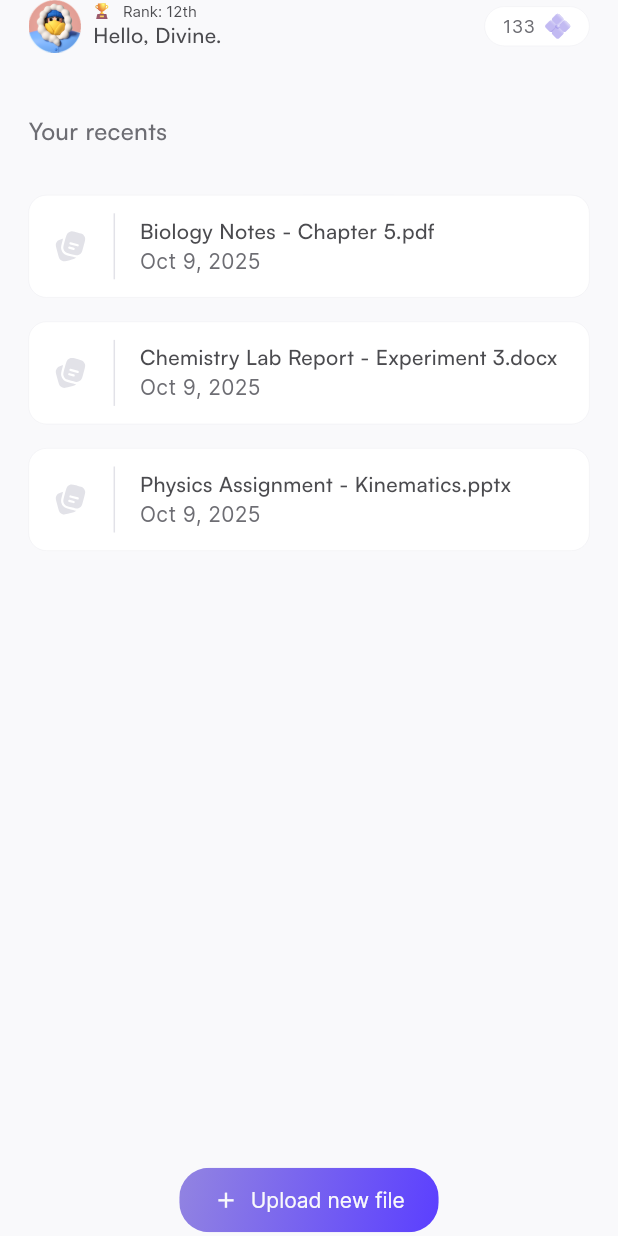
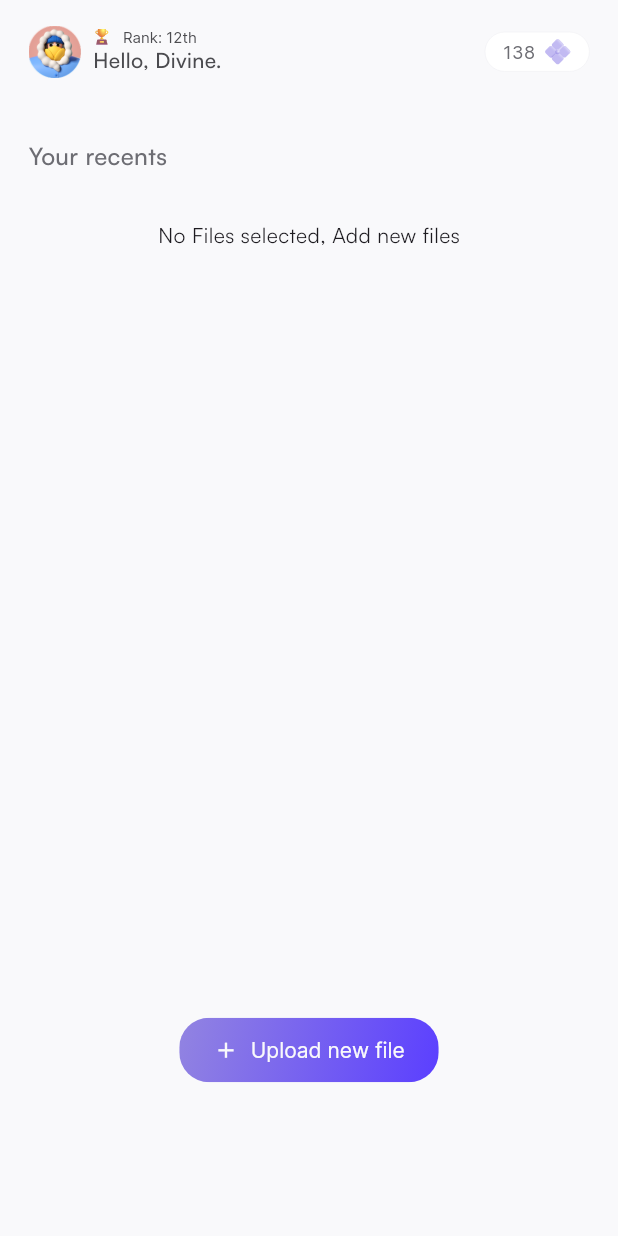
Before and after one commit to Adenugakolade-02/studify-test, a Flutter app: the screen it shows after launch, on a phone screen of 412 x 824 dp. Run offline on Flutter 3.47's test engine with Material 3 defaults, Android fonts, the phone set to English and light mode, and no system bars; our stand-ins replace equatable, file_picker, flutter_riverpod, flutter_svg, hive, hive_flutter and 1 more; accounts and stored records are empty.

Commit message:
feat: add uploading file and users point logic

```diff
--- a/lib/app/presentation/pages/home/document_loading_screen.dart
+++ b/lib/app/presentation/pages/home/document_loading_screen.dart
@@ -1,5 +1,4 @@
 import 'dart:async';
-import 'dart:developer';
 
 import 'package:flutter/material.dart';
 import 'package:studify/app/presentation/widgets/aurora_background.dart';
--- a/lib/app/presentation/pages/home/home_screen.dart
+++ b/lib/app/presentation/pages/home/home_screen.dart
@@ -1,35 +1,41 @@
 import 'package:flutter/material.dart';
 import 'package:flutter_riverpod/flutter_riverpod.dart';
-import 'package:flutter_svg/flutter_svg.dart';
 import 'package:studify/app/presentation/pages/Home/widget/profile_icon.dart';
+import 'package:studify/app/presentation/pages/home/provider/home_provider.dart';
 import 'package:studify/app/presentation/pages/home/widget/file_widget.dart';
 import 'package:studify/app/presentation/pages/home/widget/points_widget.dart';
 import 'package:studify/app/presentation/widgets/app_button.dart';
 import 'package:studify/core/constants/app_images.dart';
-import 'package:studify/core/constants/app_svgs.dart';
-import 'package:studify/core/constants/font_type.dart';
+import 'package:studify/core/extensions/context_extension.dart';
+import 'package:studify/core/extensions/datetime_extension.dart';
 import 'package:studify/core/router/router.dart';
 import 'package:studify/core/theme/color.dart';
-import 'package:studify/core/theme/theme.dart';
 
-class HomeScreen extends StatefulWidget {
+
+class HomeScreen extends ConsumerStatefulWidget {
   const HomeScreen({super.key});
 
   @override
-  State<HomeScreen> createState() => _HomeScreenState();
+  ConsumerState<HomeScreen> createState() => _HomeScreenState();
 }
 
-class _HomeScreenState extends State<HomeScreen> {
+class _HomeScreenState extends ConsumerState<HomeScreen> {
 
   @override
   Widget build(BuildContext context) {
+    final homeState = ref.watch(homeProvider);
+    final homeNotifier = ref.read(homeProvider.notifier);
     return Scaffold(
       body: SafeArea(
         child: Padding(
           padding: const EdgeInsets.symmetric(horizontal: 19),
+          child: SingleChildScrollView(
+            child: SizedBox(
+              height: context.screenSize.height -100,
               child: Column(
                 crossAxisAlignment: CrossAxisAlignment.start,
                 children: [
+                  const SizedBox(height: 17,),
                   Row(
                     children: [
                       ProfileIcon(
@@ -51,23 +57,40 @@ class _HomeScreenState extends State<HomeScreen> {
                     ),
                   ),
                   const SizedBox(height: 32,),
-              FileWidget(fileName: "Biology Notes - Chapter 5.pdf", date: "Oct 9, 2025"),
-              FileWidget(fileName: "Chemistry Lab Report - Experiment 3.docx", date: "Oct 9, 2025"),
-              FileWidget(fileName: "Physics Assignment - Kinematics.pptx", date: "Oct 9, 2025"),
+                  if(homeState.cacheFiles.isEmpty)
+                    Center(child: Text("No Files selected, Add new files"))
+                  else
+                    ...List.generate(
+                      homeState.cacheFiles.length,
+                      (index){
+                        return FileWidget(fileName: homeState.cacheFiles[index].name, date: homeState.cacheFiles[index].date.toMonthDayYear(), callback: ()=>AppRoute.go(AppRoute.documentLoadingScreen),);
+                      }
+                    ),
+
                   const Spacer(),
-              Center(
+                  // const SizedBox(),
+                  Align(
+                    alignment: Alignment.bottomCenter,
                     child: SizedBox(
                       width: 173,
                       child: AppButton(
                         icon: Icon(Icons.add),
                         text: "Upload new file",
-                    onPressed: ()=>AppRoute.go(AppRoute.documentLoadingScreen)
+                        onPressed: (){
+                          homeNotifier.pickandCacheFile().then((value){
+                            if(value){
+                              AppRoute.go(AppRoute.documentLoadingScreen);
+                          }
+                        });
+                        }
                       ),
                     ),
                   )
                 ],
               ),
             ),
+          ),
+        ),
       )
     );
   }
--- a/lib/app/presentation/pages/home/text_summary_screen.dart
+++ b/lib/app/presentation/pages/home/text_summary_screen.dart
@@ -1,7 +1,7 @@
 import 'dart:ui';
 
 import 'package:flutter/material.dart';
-import 'package:flutter_riverpod/flutter_riverpod.dart';
+
 import 'package:flutter_svg/flutter_svg.dart';
 import 'package:studify/app/presentation/pages/home/widget/quiz_bottomsheet.dart';
 import 'package:studify/app/presentation/widgets/app_button.dart';
--- a/lib/app/presentation/pages/home/widget/file_widget.dart
+++ b/lib/app/presentation/pages/home/widget/file_widget.dart
@@ -7,11 +7,14 @@ import 'package:studify/core/theme/color.dart';
 class FileWidget extends StatelessWidget {
   final String fileName;
   final String date;
-  const FileWidget({super.key, required this.fileName, required this.date});
+  final VoidCallback callback;
+  const FileWidget({super.key, required this.fileName, required this.date, required this.callback});
 
   @override
   Widget build(BuildContext context) {
-    return Container(
+    return GestureDetector(
+      onTap: ()=>callback.call(),
+      child: Container(
         padding: EdgeInsets.symmetric(vertical: 12, horizontal: 16),
         margin: EdgeInsets.only(bottom: 16),
         decoration: BoxDecoration(
@@ -60,6 +63,7 @@ class FileWidget extends StatelessWidget {
             )
           ],
         ),
+      ),
     );
   }
 }
--- a/lib/app/presentation/pages/home/widget/points_widget.dart
+++ b/lib/app/presentation/pages/home/widget/points_widget.dart
@@ -1,14 +1,16 @@
 import 'package:flutter/material.dart';
+import 'package:flutter_riverpod/flutter_riverpod.dart';
 import 'package:flutter_svg/svg.dart';
+import 'package:studify/app/presentation/pages/home/provider/home_provider.dart';
 import 'package:studify/core/constants/app_svgs.dart';
 import 'package:studify/core/constants/font_type.dart';
 import 'package:studify/core/theme/color.dart';
 
-class PointsWidget extends StatelessWidget {
+class PointsWidget extends ConsumerWidget {
   const PointsWidget({super.key});
 
   @override
-  Widget build(BuildContext context) {
+  Widget build(BuildContext context, WidgetRef ref) {
     return Container(
       padding: EdgeInsets.symmetric(vertical: 4, horizontal: 12),
       decoration: BoxDecoration(
@@ -23,7 +25,7 @@ class PointsWidget extends StatelessWidget {
         mainAxisSize: MainAxisSize.min,
         children: [
           Text(
-            "133",
+            "${ref.watch(homeProvider).userPoints}",
             style: TextStyle(
               color: AppColors.textTietary,
               fontFamily: FontType.inter,
--- a/lib/app/presentation/pages/home/widget/quiz_tile.dart
+++ b/lib/app/presentation/pages/home/widget/quiz_tile.dart
@@ -1,7 +1,4 @@
-
-
 import 'package:flutter/material.dart';
-import 'package:flutter_svg/svg.dart';
 import 'package:studify/core/constants/font_type.dart';
 import 'package:studify/core/theme/color.dart';
 
--- a/lib/app/presentation/pages/quiz/widget/option_tile.dart
+++ b/lib/app/presentation/pages/quiz/widget/option_tile.dart
@@ -1,5 +1,3 @@
-import 'dart:developer';
-
 import 'package:flutter/material.dart';
 import 'package:studify/core/theme/color.dart';
 
--- a/lib/core/constants/font_type.dart
+++ b/lib/core/constants/font_type.dart
@@ -1,5 +1,3 @@
-import 'package:flutter/material.dart';
-
 class FontType{
   FontType._();
 
--- a/lib/core/theme/color.dart
+++ b/lib/core/theme/color.dart
@@ -1,5 +1,3 @@
-import 'dart:io';
-
 import 'package:flutter/material.dart';
 
 class AppColors{
--- a/lib/core/theme/theme.dart
+++ b/lib/core/theme/theme.dart
@@ -18,6 +18,7 @@ class AppTheme{
         color: AppColors.textSecondary,
         fontFamily: 'Satoshi'
       ),
+      centerTitle: true,
     ),
     elevatedButtonTheme: ElevatedButtonThemeData( //Serves as the base for designing the gradient button
       style: ElevatedButton.styleFrom(
--- a/lib/main.dart
+++ b/lib/main.dart
@@ -1,24 +1,25 @@
 import 'package:flutter/material.dart';
+import 'package:flutter_riverpod/flutter_riverpod.dart';
+import 'package:hive_flutter/hive_flutter.dart';
 import 'package:studify/app/presentation/pages/Home/home_screen.dart';
-import 'package:studify/app/presentation/pages/home/document_loading_screen.dart';
-import 'package:studify/app/presentation/pages/home/text_summary_screen.dart';
-import 'package:studify/app/presentation/pages/quiz/active_quiz_screen.dart';
-import 'package:studify/app/presentation/pages/quiz/quiz_congratulations_screen.dart';
-import 'package:studify/app/presentation/widgets/aurora_background.dart';
 import 'package:studify/core/router/app_routes.dart';
 import 'package:studify/core/services/navigation_service.dart';
 import 'package:studify/core/theme/theme.dart';
 
-void main() {
-  runApp(const MyApp());
+void main() async{
+  WidgetsFlutterBinding.ensureInitialized();
+  await Hive.initFlutter();
+  await Hive.openBox('file_cache_box');
+  await Hive.openBox('score_box');
+  runApp(ProviderScope(child: const MyApp()));
 }
 
-class MyApp extends StatelessWidget {
+class MyApp extends ConsumerWidget {
   const MyApp({super.key});
 
   // This widget is the root of your application.
   @override
-  Widget build(BuildContext context) {
+  Widget build(BuildContext context, WidgetRef ref) {
     return MaterialApp(
       title: 'Flutter Demo',
       theme: AppTheme.light,
--- a/pubspec.yaml
+++ b/pubspec.yaml
@@ -37,6 +37,12 @@ dependencies:
   flutter_riverpod: ^3.0.3
   flutter_svg: ^2.0.6
   lottie: ^3.3.2
+  file_picker: ^8.0.6
+  hive: ^2.2.3
+  hive_flutter: ^1.1.0
+  path_provider: ^2.1.3
+  equatable: ^2.0.7
+  intl: ^0.20.2
 
 
 
```
Also changed, not shown: lib/app/data/cached_file_model.dart (added, +25 -0 lines), lib/app/presentation/pages/home/provider/home_provider.dart (added, +57 -0 lines), lib/app/presentation/pages/home/provider/home_state.dart (added, +33 -0 lines), lib/app/presentation/pages/quiz/active_quiz_screen.dart (+9 -4 lines), lib/app/presentation/pages/quiz/quiz_home_screen.dart (+7 -1 lines), lib/app/presentation/pages/quiz/widget/congratulations_info_tile.dart (+0 -9 lines), lib/app/presentation/widgets/back_button.dart (+8 -1 lines), lib/core/extensions/datetime_extension.dart (added, +7 -0 lines), pubspec.lock, 10 other files. Lines whose indentation alone changed are shown as unchanged.
